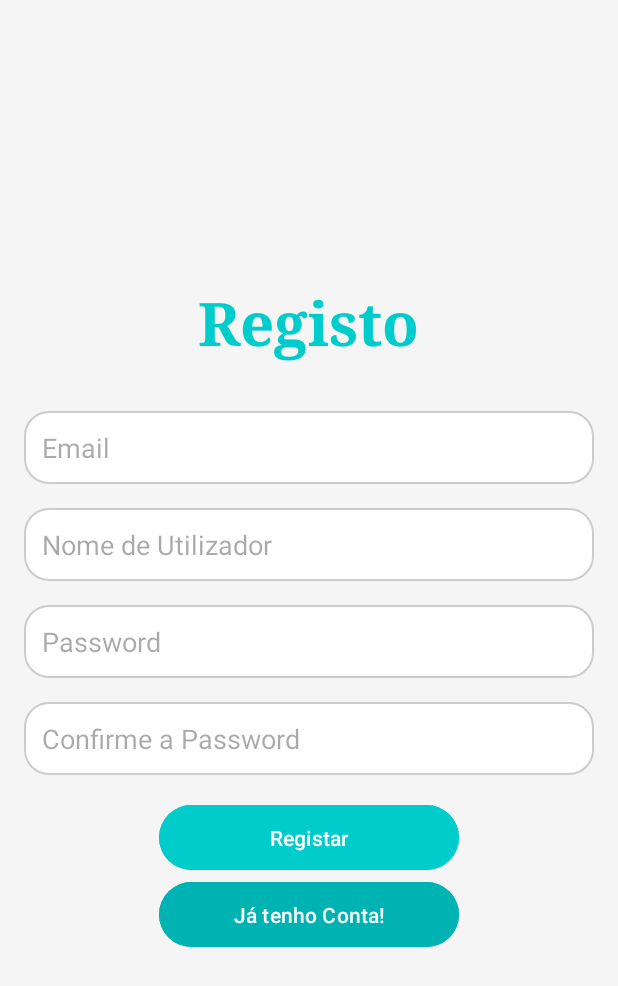
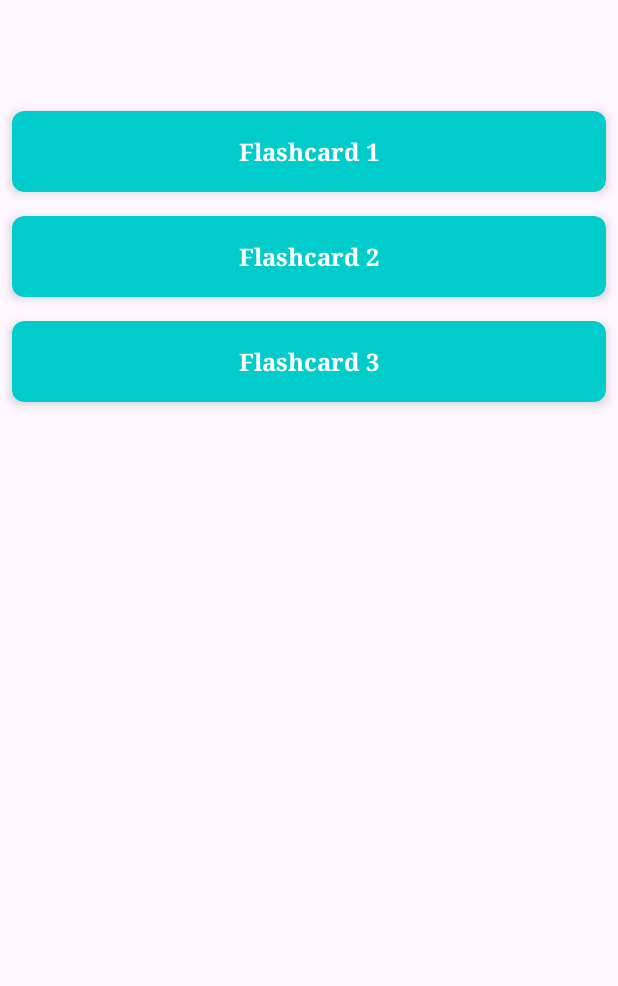
Before and after one commit to GitFrancisco/PocketKnowledge_app, an Android app: the screen it shows after launch (RegisterScreenActivity before the commit, all_flashcards_screenActivity after it), after a tap on "Ainda não tem conta? Registe-se!", on a phone screen of 412 x 824 dp. Shown: the top 986 px of the screen. Run offline under Robolectric (Android 15) with nearby library versions, the phone set to English and light mode, and no system bars.

Commit message:
Criação de interface para flashcards em detalhe, assim como criação de activity para o ecra onde sao apresentados todos os flashcards. Criação de funcionalidade de mudanção de layout do cartão em detalhe quando o dispositivo é agitado ou clique duplo é detetado.

```diff
--- a/app/build.gradle.kts
+++ b/app/build.gradle.kts
@@ -37,6 +37,8 @@ android {
 
 dependencies {
     implementation ("androidx.recyclerview:recyclerview:1.2.1")
+    implementation ("androidx.appcompat:appcompat:1.6.1")
+    implementation ("androidx.core:core-ktx:1.9.0")
     implementation(libs.androidx.core.ktx)
     implementation(libs.androidx.appcompat)
     implementation(libs.material)
--- a/app/src/main/AndroidManifest.xml
+++ b/app/src/main/AndroidManifest.xml
@@ -22,6 +22,7 @@
             </intent-filter>
         </activity>
         <activity android:name=".RegisterScreenActivity" />
+        <activity android:name=".all_flashcards_screenActivity" />
     </application>
 
 </manifest>
--- a/app/src/main/java/pt/ipt/dam/pocketknowledge/MainActivity.kt
+++ b/app/src/main/java/pt/ipt/dam/pocketknowledge/MainActivity.kt
@@ -25,19 +25,11 @@ class MainActivity : AppCompatActivity() {
         val registerButton: Button = findViewById(R.id.registerScreenButton)
         // Configurar o botao para abrir outra activity
         registerButton.setOnClickListener {
-            val intent = Intent(this, RegisterScreenActivity::class.java)
+            val intent = Intent(this, all_flashcards_screenActivity::class.java)
             startActivity(intent)
         }
 
-        // Initialize RecyclerView
-        val recyclerView: RecyclerView = findViewById(R.id.recycler_view)
-        recyclerView.layoutManager = GridLayoutManager(this, 2) // 2 colunas
-        val items = listOf("Item 1", "Item 2", "Item 3", "Item 4", "Item 5")
-        val adapter = ItemAdapter(items, this)
-        recyclerView.adapter = adapter
+
     }
 
-    override fun onItemClick(position: Int) {
-        // Ação quando um item é clicado
-    }
 }
--- /dev/null
+++ b/app/src/main/java/pt/ipt/dam/pocketknowledge/all_flashcards_screenActivity.kt
@@ -0,0 +1,32 @@
+package pt.ipt.dam.pocketknowledge
+
+import android.os.Bundle
+import android.widget.Toast
+import androidx.appcompat.app.AppCompatActivity
+import androidx.recyclerview.widget.LinearLayoutManager
+import androidx.recyclerview.widget.RecyclerView
+
+class all_flashcards_screenActivity : AppCompatActivity(), ItemAdapter.OnItemClickListener {
+
+    private val items = listOf("Flashcard 1", "Flashcard 2", "Flashcard 3") // Lista de itens
+
+    override fun onCreate(savedInstanceState: Bundle?) {
+        super.onCreate(savedInstanceState)
+        setContentView(R.layout.all_flashcards_screen)
+
+        // Inicializar o RecyclerView
+        val recyclerView: RecyclerView = findViewById(R.id.recycler_view) // Atualizado para "recycler_view"
+        recyclerView.layoutManager = LinearLayoutManager(this)
+        recyclerView.setHasFixedSize(true)
+
+        // Configurar o Adapter
+        val adapter = ItemAdapter(items, this)
+        recyclerView.adapter = adapter
+    }
+
+    // Implementação do onclick
+    override fun onItemClick(position: Int) {
+        // Mostra um Toast ao clicar no item
+        Toast.makeText(this, "Item clicado: $position", Toast.LENGTH_SHORT).show()
+    }
+}
--- a/app/src/main/res/layout/all_flashcards_screen.xml
+++ b/app/src/main/res/layout/all_flashcards_screen.xml
@@ -5,9 +5,7 @@
     android:layout_width="match_parent"
     android:layout_height="match_parent"
     android:orientation="vertical"
-    android:padding="16dp"
-    tools:context=".MainActivity">
-
+    android:paddingTop="50dp">
     <androidx.recyclerview.widget.RecyclerView
         android:id="@+id/recycler_view"
         android:layout_width="match_parent"
--- a/app/src/main/res/layout/flash_card_square.xml
+++ b/app/src/main/res/layout/flash_card_square.xml
@@ -5,15 +5,19 @@
     android:layout_height="wrap_content"
     android:layout_margin="8dp"
     card_view:cardCornerRadius="8dp"
-    card_view:cardElevation="4dp">
+    card_view:cardElevation="4dp"
+    card_view:cardBackgroundColor="#00cccc"
+    >
 
     <TextView
         android:id="@+id/item_text"
         android:layout_width="match_parent"
-        android:layout_height="wrap_content"
+        android:layout_height="match_parent"
+        android:gravity="center"
         android:padding="16dp"
-        android:gravity="center"
-        android:text="Texto TESTE teste...?"
-        android:textSize="16sp" />
-
+        android:text="Texto Teste"
+        android:textSize="16sp"
+        android:textColor="#FFFFFF"
+        android:fontFamily="serif"
+        android:textStyle="bold"/>
 </androidx.cardview.widget.CardView>
```
Also changed, not shown: app/src/main/java/pt/ipt/dam/pocketknowledge/adapter_items.kt (+7 -3 lines), app/src/main/java/pt/ipt/dam/pocketknowledge/inside_flashcardActivity.kt (added, +106 -0 lines), app/src/main/res/layout/inside_flashcard.xml (added, +75 -0 lines).
